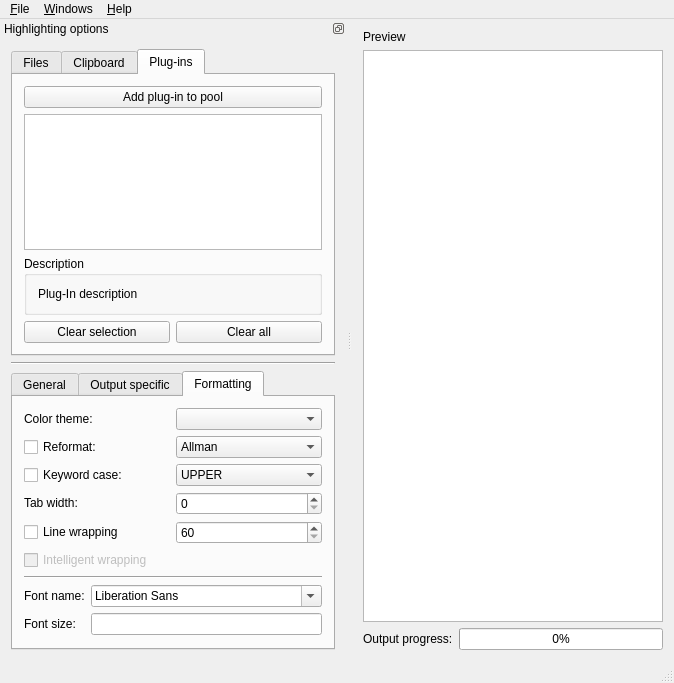
This is highlight/src/gui-qt/mainwindow.ui in svn2github/highlight as Qt 5 draws it before an edit. The edited form follows.
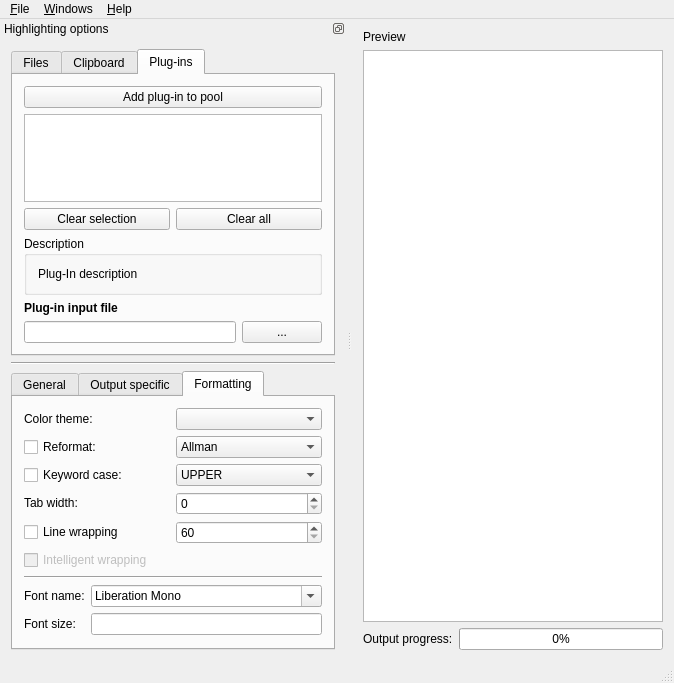
This is the edited form. The open tabs and pages were chosen to show the change. Icons and pictures are not drawn.

Commit message: Adapted GUI to new plugin features.

What changed in the file:
```diff
--- a/highlight/src/gui-qt/mainwindow.ui
+++ b/highlight/src/gui-qt/mainwindow.ui
@@ -464,6 +464,30 @@
            </property>
           </widget>
          </item>
+         <item>
+          <layout class="QHBoxLayout" name="horizontalLayout_24">
+           <item>
+            <widget class="QPushButton" name="pbClearSelPlugin">
+             <property name="toolTip">
+              <string>Remove the selected plug-ins.</string>
+             </property>
+             <property name="text">
+              <string>Clear selection</string>
+             </property>
+            </widget>
+           </item>
+           <item>
+            <widget class="QPushButton" name="pbClearAllPlugins">
+             <property name="toolTip">
+              <string>Remove all plug-ins.</string>
+             </property>
+             <property name="text">
+              <string>Clear all</string>
+             </property>
+            </widget>
+           </item>
+          </layout>
+         </item>
          <item>
           <widget class="QGroupBox" name="groupPluginDescription">
            <property name="title">
@@ -496,24 +520,34 @@
           </widget>
          </item>
          <item>
-          <layout class="QHBoxLayout" name="horizontalLayout_24">
+          <widget class="QLabel" name="label_15">
+           <property name="font">
+            <font>
+             <weight>75</weight>
+             <bold>true</bold>
+            </font>
+           </property>
+           <property name="text">
+            <string>Plug-in input file</string>
+           </property>
+          </widget>
+         </item>
+         <item>
+          <layout class="QHBoxLayout" name="horizontalLayout_29">
            <item>
-            <widget class="QPushButton" name="pbClearSelPlugin">
+            <widget class="QLineEdit" name="lePluginReadFilePath">
              <property name="toolTip">
-              <string>Remove the selected plug-ins.</string>
-             </property>
-             <property name="text">
-              <string>Clear selection</string>
+              <string>Optional path to a plug-in input file</string>
              </property>
             </widget>
            </item>
            <item>
-            <widget class="QPushButton" name="pbClearAllPlugins">
+            <widget class="QPushButton" name="pbPluginReadFilePath">
              <property name="toolTip">
               <string>Remove all plug-ins.</string>
              </property>
              <property name="text">
-              <string>Clear all</string>
+              <string>...</string>
              </property>
             </widget>
            </item>
@@ -1956,9 +1990,19 @@
            </item>
            <item row="0" column="1">
             <widget class="QFontComboBox" name="comboFontName">
+             <property name="font">
+              <font>
+               <family>MS Shell Dlg 2</family>
+              </font>
+             </property>
              <property name="toolTip">
               <string>Select or enter the font name. HTML supports a list of fonts, separated with comma.</string>
              </property>
+             <property name="currentFont">
+              <font>
+               <family>Courier New</family>
+              </font>
+             </property>
             </widget>
            </item>
            <item row="1" column="0">
```
Left out of the diff: 7 changed lines with no effect on the pictures. The commit also changes 23 other files.
